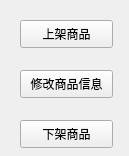
This is StoreManage/ui/buttonWidget/storeManage.ui in Reason-Wang/se_project as Qt 5 draws it before an edit. The edited form follows.
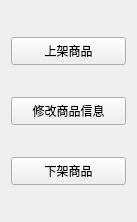
This is the edited form.

Commit message: set up an adaptive layout

The edit to the form file:
```diff
--- a/StoreManage/ui/buttonWidget/storeManage.ui
+++ b/StoreManage/ui/buttonWidget/storeManage.ui
@@ -6,52 +6,72 @@
    <rect>
     <x>0</x>
     <y>0</y>
-    <width>129</width>
-    <height>156</height>
+    <width>137</width>
+    <height>222</height>
    </rect>
   </property>
   <property name="windowTitle">
    <string>Form</string>
   </property>
+  <layout class="QVBoxLayout" name="verticalLayout">
+   <item>
   <widget class="QPushButton" name="insert_pushButton">
-   <property name="geometry">
-    <rect>
-     <x>20</x>
-     <y>20</y>
-     <width>93</width>
+     <property name="minimumSize">
+      <size>
+       <width>115</width>
      <height>28</height>
-    </rect>
+      </size>
+     </property>
+     <property name="maximumSize">
+      <size>
+       <width>115</width>
+       <height>28</height>
+      </size>
    </property>
    <property name="text">
     <string>上架商品</string>
    </property>
   </widget>
+   </item>
+   <item>
   <widget class="QPushButton" name="updata_pushButton">
-   <property name="geometry">
-    <rect>
-     <x>20</x>
-     <y>70</y>
-     <width>93</width>
+     <property name="minimumSize">
+      <size>
+       <width>115</width>
      <height>28</height>
-    </rect>
+      </size>
+     </property>
+     <property name="maximumSize">
+      <size>
+       <width>115</width>
+       <height>28</height>
+      </size>
    </property>
    <property name="text">
     <string>修改商品信息</string>
    </property>
   </widget>
+   </item>
+   <item>
   <widget class="QPushButton" name="delete_pushButton">
-   <property name="geometry">
-    <rect>
-     <x>20</x>
-     <y>120</y>
-     <width>93</width>
+     <property name="minimumSize">
+      <size>
+       <width>115</width>
      <height>28</height>
-    </rect>
+      </size>
+     </property>
+     <property name="maximumSize">
+      <size>
+       <width>115</width>
+       <height>28</height>
+      </size>
    </property>
    <property name="text">
     <string>下架商品</string>
    </property>
   </widget>
+   </item>
+  </layout>
  </widget>
  <resources/>
  <connections/>
```
Lines whose indentation alone changed are shown as unchanged. The commit also changes 14 other files.
